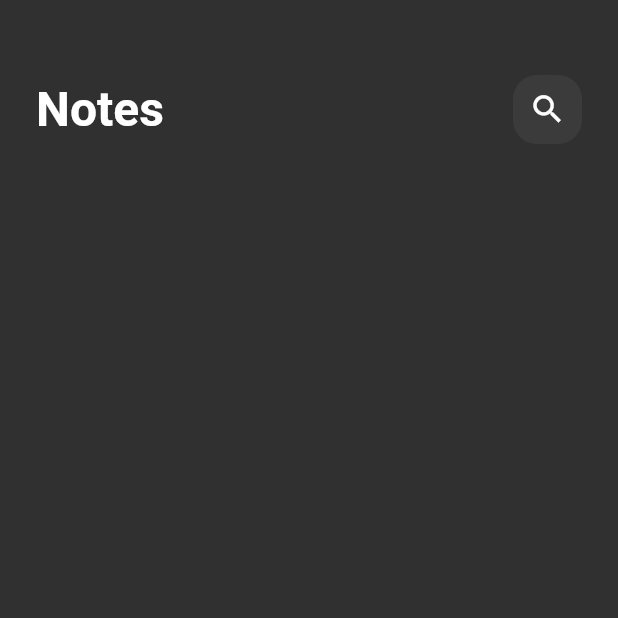
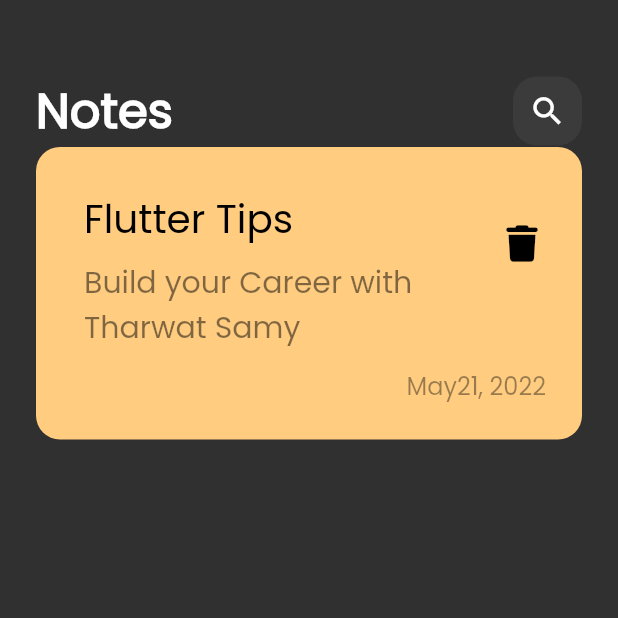
Before and after one commit to Bakir-Alkaraki/notes_hive, a Flutter app: the screen it shows after launch, on a phone screen of 412 x 824 dp, the top half of it. Run offline on Flutter 3.47's test engine with Material 2 defaults, Android fonts, the phone set to English and light mode, and no system bars; our stand-ins replace font_awesome_flutter.

Commit message:
Create Notes Item

```diff
--- a/lib/main.dart
+++ b/lib/main.dart
@@ -13,7 +13,8 @@ class NotesApp extends StatelessWidget {
     return  MaterialApp(
       debugShowCheckedModeBanner: false,
       theme: ThemeData(
-        brightness: Brightness.dark
+        brightness: Brightness.dark,
+            fontFamily: 'Poppins',
       ),
       home: const NotesView(),
     );
--- /dev/null
+++ b/lib/view/widgets/custom_note_item.dart
@@ -0,0 +1,36 @@
+import 'package:flutter/material.dart';
+import 'package:font_awesome_flutter/font_awesome_flutter.dart';
+
+class NoteItem extends StatelessWidget {
+  const NoteItem({Key? key}) : super(key: key);
+
+  @override
+  Widget build(BuildContext context) {
+    return Container(
+      padding: const EdgeInsets.only(top: 24, bottom: 24, left: 16),
+      decoration: BoxDecoration(
+        color: const Color(0xffFFCC80),
+        borderRadius: BorderRadius.circular(16),
+      ),
+      child: Column(
+        crossAxisAlignment: CrossAxisAlignment.end,
+        children: [
+          ListTile(
+            title: const Text("Flutter Tips", style: TextStyle(fontSize: 26, color: Colors.black),),
+            subtitle: Padding(
+              padding: const EdgeInsets.only(bottom: 8, top: 8),
+              child: Text("Build your Career with Tharwat Samy", style: TextStyle(fontSize: 20, color: Colors.black.withOpacity(0.5)),),
+            ),
+            trailing: IconButton(onPressed: () {}, icon: const Icon(FontAwesomeIcons.trash, size: 24,),color: Colors.black,),
+          ),
+
+          Padding(
+            padding: const EdgeInsets.only(right: 24.0),
+            child: Text("May21, 2022", style: TextStyle(fontSize: 16, color: Colors.black.withOpacity(0.4)),
+            ),
+          )
+        ],
+      ),
+    );
+  }
+}
--- a/lib/view/widgets/notes_view_body.dart
+++ b/lib/view/widgets/notes_view_body.dart
@@ -1,5 +1,5 @@
 import 'package:flutter/material.dart';
-
+import 'custom_note_item.dart';
 import 'notes_view_appbar.dart';
 
 class NotesViewBody extends StatelessWidget {
@@ -13,6 +13,7 @@ class NotesViewBody extends StatelessWidget {
         children: const [
           SizedBox(height: 50,),
           NotesCustomAppBar(),
+          NoteItem(),
 
         ],
       ),
```
Also changed, not shown: pubspec.yaml (+5 -11 lines), assets/fonts/Poppins-Regular.ttf (added), pubspec.lock.
